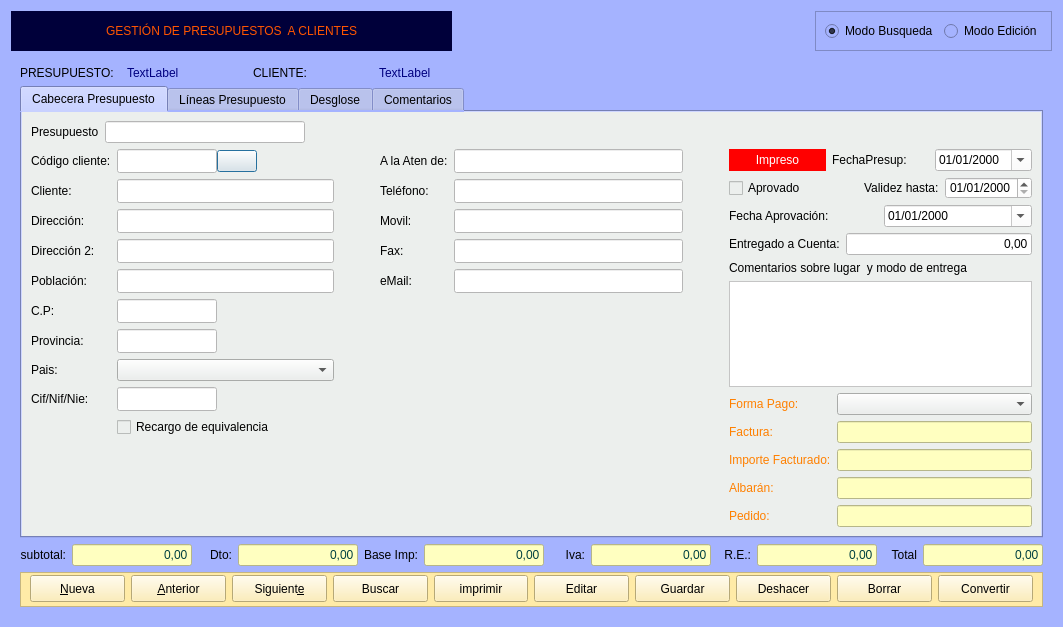
Above: Zona_Ventas/frmpresupuestoscli.ui from arcnexus/RedFoX before the change. Below: the same form after it.
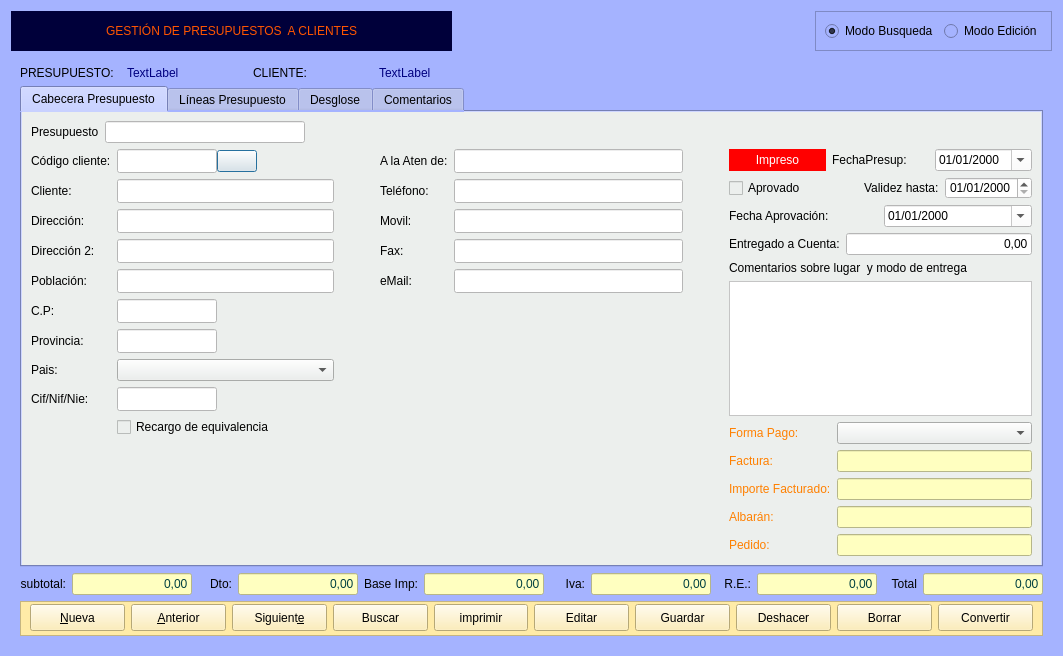
That is the form after the change. The open tabs and pages were chosen to show the change. Icons and pictures are not drawn.

```diff
--- a/Zona_Ventas/frmpresupuestoscli.ui
+++ b/Zona_Ventas/frmpresupuestoscli.ui
@@ -7,7 +7,7 @@
     <x>0</x>
     <y>0</y>
     <width>1063</width>
-    <height>627</height>
+    <height>656</height>
    </rect>
   </property>
   <property name="sizePolicy">
```
Left out of the diff: 3 changed lines with no effect on the pictures.
